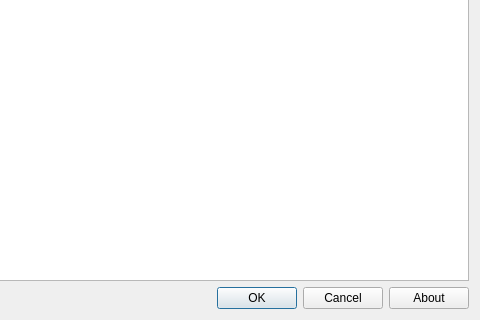
Old version of the form colormapviewerdlg.ui in the repository githubdoe/DFTFringe; both pictures show x 316 to 796 and y 339 to 659 of the 796 by 659 pixel window.
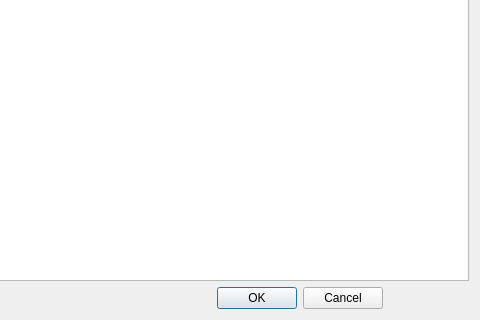
New version of the form.

Diff of the .ui file:
```diff
--- a/colormapviewerdlg.ui
+++ b/colormapviewerdlg.ui
@@ -44,13 +44,6 @@
    <item row="1" column="0" colspan="3">
     <widget class="QListWidget" name="listWidget"/>
    </item>
-   <item row="3" column="2">
-    <widget class="QPushButton" name="aboutpb">
-     <property name="text">
-      <string>About</string>
-     </property>
-    </widget>
-   </item>
   </layout>
  </widget>
  <resources/>
```
